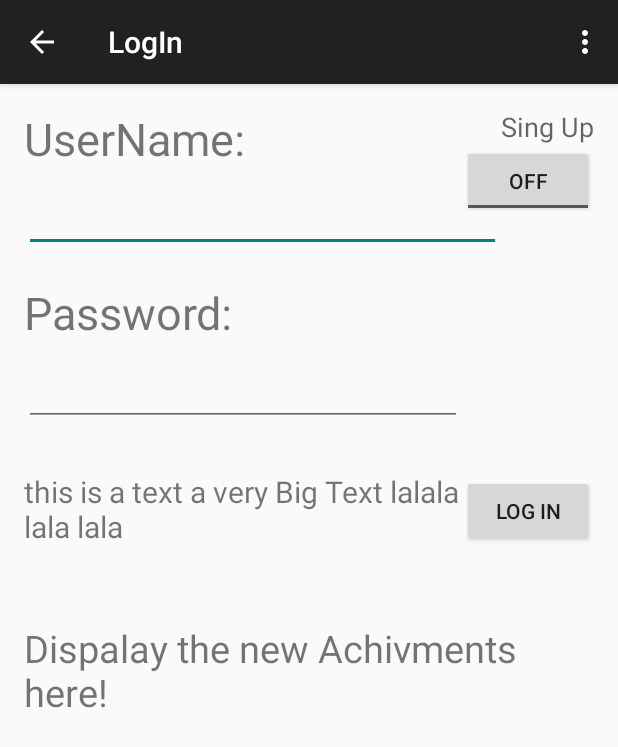
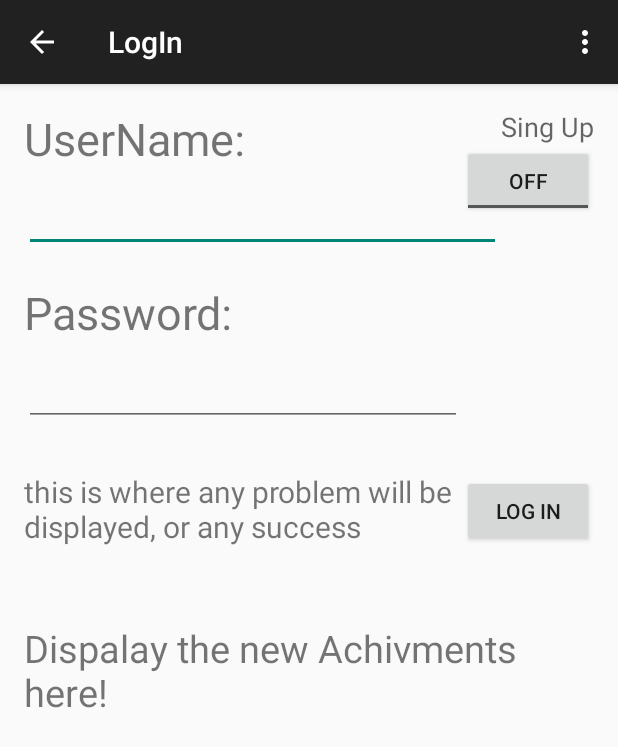
Before and after one commit to OSWINDS/CineMetro, an Android app: the LogIn screen opened directly, with no data from a screen before it, on a phone screen of 412 x 824 dp. Shown: the top 747 px of the screen. Run offline under Robolectric (Android 15) with nearby library versions, the phone set to English and light mode, and no system bars.

Commit message:
Change of stupid text in Login.xml

```diff
--- a/app/src/main/res/layout/activity_log_in.xml
+++ b/app/src/main/res/layout/activity_log_in.xml
@@ -76,7 +76,7 @@
         android:layout_marginTop="30dp"
         android:layout_toLeftOf="@+id/logIn"
         android:layout_toStartOf="@+id/logIn"
-        android:text="this is a text a very Big Text lalala lala lala"
+        android:text="this is where any problem will be displayed, or any success"
         android:textSize="20dp" />
 
     <TextView
@@ -85,7 +85,7 @@
         android:layout_height="wrap_content"
         android:layout_below="@id/succesText"
         android:layout_marginTop="50dp"
-        android:text="this is a text a very Big Text lalala lala lala"
+        android:text="this is where the new achivments(not database udpated) will be dispayed"
         android:textSize="25dp" />
 
     <ToggleButton
```
